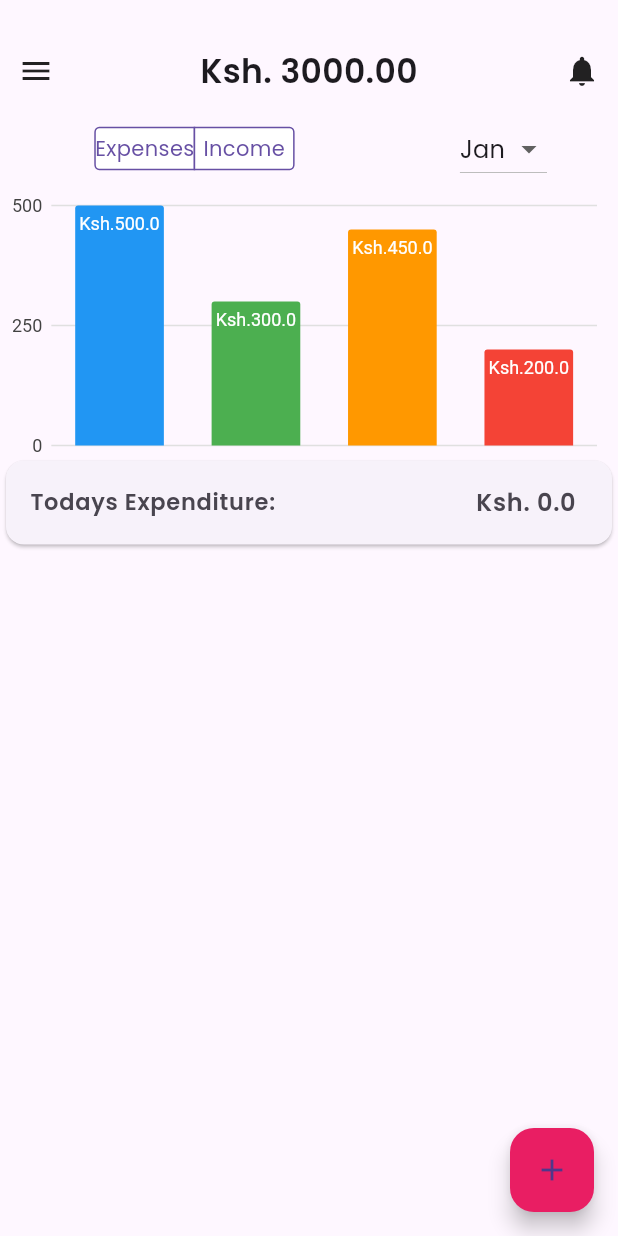
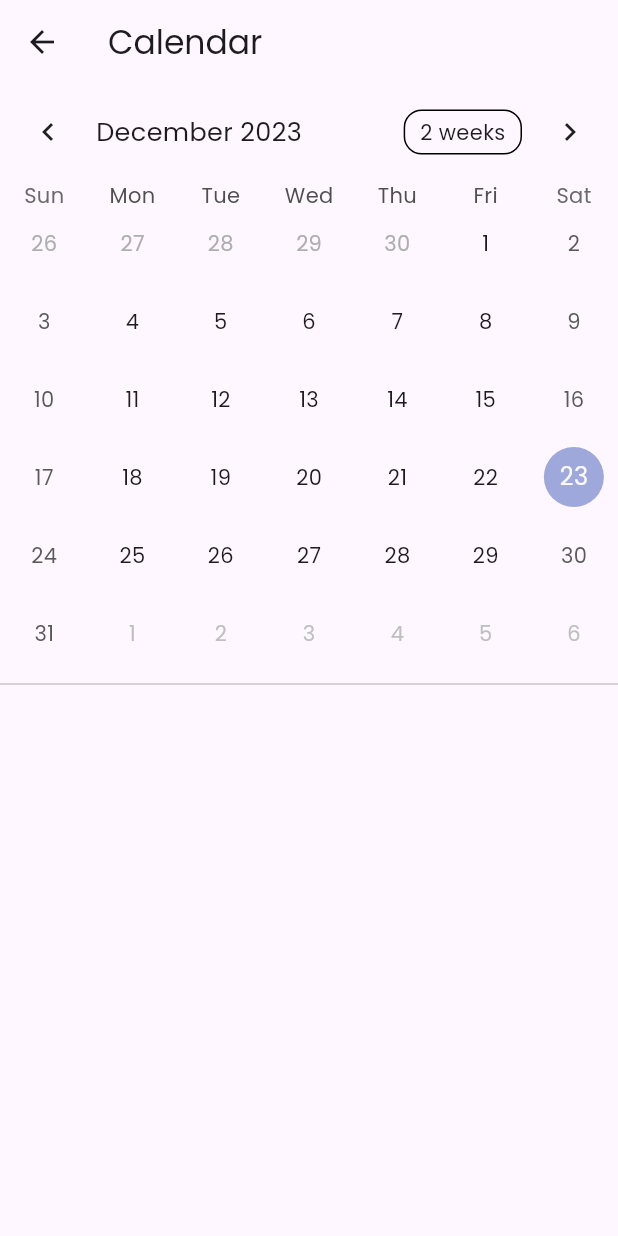
Before and after one commit to stevenjoro098/Daily-Expense, a Flutter app: the screen it shows after launch, after a tap on "Expenses", on a phone screen of 412 x 824 dp. Run offline on Flutter 3.47's test engine with Material 3 defaults, Android fonts, the light colour scheme and no system bars; drawn by our look-alikes of table_calendar; our stand-ins replace charts_flutter, sqflite, sqflite_common_ffi; missing offline and left inert: dart:ffi; accounts and stored records are empty.

Commit message:
Calendar functionality

```diff
--- /dev/null
+++ b/lib/calendar.dart
@@ -0,0 +1,75 @@
+import 'package:flutter/material.dart';
+import 'package:table_calendar/table_calendar.dart';
+import 'db.dart';
+
+class CalendarPage extends StatefulWidget {
+  const CalendarPage({super.key});
+
+  @override
+  State<CalendarPage> createState() => _CalendarPageState();
+}
+
+class _CalendarPageState extends State<CalendarPage> {
+  CalendarFormat _calendarFormat = CalendarFormat.month;
+  DateTime _focusedDay = DateTime.now();
+  DateTime? _selectedDay;
+  List<Map<String, dynamic>> dayExpenses = [];
+  DateTime now = DateTime.now();
+
+  Future<void> getDateExpenses(date) async{
+    List<Map<String, dynamic>> data = await expenseList(date);
+    print('$date - $data');
+
+  }
+
+  String extractDate(String dateTimeString){
+      DateTime dateTime = DateTime.parse(dateTimeString);
+
+      String dateOnly = "${dateTime.year}-${dateTime.month}-${dateTime.day}";
+      print("Extracted Date: $dateOnly");
+      return dateOnly;
+  }
+
+  @override
+  Widget build(BuildContext context) {
+    return Scaffold(
+      appBar: AppBar(
+        title: Text('Calendar'),
+      ),
+      body: Column(
+        mainAxisSize: MainAxisSize.min,
+        children: [
+          TableCalendar(
+            firstDay: DateTime.utc(2023, 1, 1),
+            lastDay: DateTime.utc(2023, 12, 31),
+            focusedDay: _focusedDay,
+            calendarFormat: _calendarFormat,
+            selectedDayPredicate: (day){
+              return isSameDay(_selectedDay, day);
+            },
+            onDaySelected: (selectedDay, focusedDay){
+              setState(() {
+                _selectedDay = selectedDay;
+                _focusedDay = focusedDay;
+              });
+              print(selectedDay);
+              String date = extractDate("$selectedDay");
+              getDateExpenses(date);
+            },
+            onFormatChanged: (format){
+              setState(() {
+                _calendarFormat = format;
+              });
+          },
+            onPageChanged: (focusedDay){
+
+            },
+          ),
+          const Divider(),
+
+
+        ],
+      ),
+    );
+  }
+}
--- a/lib/db.dart
+++ b/lib/db.dart
@@ -1,3 +1,4 @@
+import 'package:flutter/cupertino.dart';
 import 'package:sqflite/sqflite.dart';
 import 'package:path/path.dart';
 import 'dart:async';
@@ -47,7 +48,7 @@ class Category{
             CREATE TABLE expense(
                   id INTEGER PRIMARY KEY,
                   category TEXT,
-                  expense_amount INTEGER,
+                  expense_amount DOUBLE,
                   description TEXT,
                   expense_date DATE )
               ''');
@@ -103,8 +104,51 @@ class Category{
         WHERE expense_date='${date}'
       ''',
     );
-    double totalAmount = (result.first['total_amount'] ?? 0) as double;
-    print(result);
+    double totalAmount = (result.first['total_amount'] ?? 0.0) as double;
+    print('Todays total: $totalAmount');
     return totalAmount;
   }
-  // ********************* Filter Expenses By Date *****************************
+  // ********************* Total Month Expense Amount *****************************
+
+  Future<double> totalMonthlyExpenditure(int month) async{
+      final db = await initDatabase();
+      final List<Map<String, dynamic>> result = await db.rawQuery(
+        '''
+        SELECT strftime('%m',expense_date) AS month_number,
+            SUM(expense_amount) AS total_amount
+        FROM expense
+        WHERE strftime('%m',expense_date) = '12'  -- Replace '12' with your desired month number
+        GROUP BY strftime('%m', expense_date);
+        ''');
+      print(result.first['total_amount']);
+      double totalAmount = (result.first['total_amount'] ?? 0 ) as double;
+      return totalAmount;
+  }
+  // ************************ Category and Its total Sum ************************
+
+Future<List> categorySum() async {
+  final db = await initDatabase();
+  final List<Map<String, dynamic>> result = await db.rawQuery('''
+    SELECT category, SUM(expense_amount) AS total_amount
+    FROM expense
+    GROUP BY category;
+  ''');
+
+  // Create a set of all unique categories from the result
+  Set<String> allCategories = Set.from(result.map((item) => item['category'] as String));
+
+  // Create a map with default values of zero for all categories
+  Map<String, dynamic> categoryMap = {};
+  allCategories.forEach((category) {
+    categoryMap[category] = {'category': category, 'total_amount': 0};
+  });
+
+  // Update the map with values from the result
+  result.forEach((item) {
+    final category = item['category'] as String;
+    categoryMap[category] = item;
+  });
+
+  // Return the values as a list
+  return categoryMap.values.toList();
+}
--- a/lib/list_categorys.dart
+++ b/lib/list_categorys.dart
@@ -84,7 +84,7 @@ class _listCategoryState extends State<listCategory> {
           Divider(),
           ElevatedButton(
               onPressed: (){
-                Navigator.of(context).pop(null);
+                Navigator.of(context).pop();
               },
               child: Text('Cancel',
               style: TextStyle(
--- a/lib/main.dart
+++ b/lib/main.dart
@@ -7,6 +7,7 @@ import 'add_expenditure.dart';
 import 'package:sqflite_common_ffi/sqflite_ffi.dart';
 import 'package:sqflite/sqflite.dart';
 import 'db.dart';
+import 'calendar.dart';
 
 void main()  async {
   sqfliteFfiInit(); // Initialize sqflite_common_ffi
@@ -42,8 +43,10 @@ class HomePage extends StatefulWidget {
 
 class _HomePageState extends State<HomePage> {
   String selectedValue = 'Jan';
+
   List<Map<String, dynamic>> myData = [];
   double dailyTotal = 0.0;
+  double monthlyTotal = 0.0;
   DateTime now = DateTime.now();
 
   DateTime getTodaysDate() {
@@ -69,32 +72,54 @@ class _HomePageState extends State<HomePage> {
       });
   }
 
+  void getMonthlyTotal(){
+    totalMonthlyExpenditure(12).then((value){
+      setState(() {
+        monthlyTotal = value;
+      });
+    });
+  }
+
   @override
   void initState(){
     super.initState();
     fetchExpenseData();
     getTodayTotal();
+    getMonthlyTotal();
+    categorySum();
   }
   @override
   Widget build(BuildContext context) {
     return Scaffold(
       body: Center(
         child: Column(
+          mainAxisSize: MainAxisSize.min,
           children: [
-            const SizedBox(height: 20),
+            const SizedBox(height: 25),
             Container(
               padding: const EdgeInsets.all(12),
-              child: const Row(
+              child: Row(
                 mainAxisAlignment: MainAxisAlignment.spaceBetween,
                 children: [
-                  Icon(Icons.menu),
-                  Text('Ksh. 3000.00',
-                    style: TextStyle(
+                  const Icon(Icons.menu),
+                  Column(
+                    mainAxisSize: MainAxisSize.min,
+                    children: [
+                      Text('This Month Expenditure',
+                      style: const TextStyle(
+                        fontSize: 12,
+                        fontWeight: FontWeight.bold
+
+                      ),),
+                      Text('KSh. $monthlyTotal',
+                        style: const TextStyle(
                             fontWeight: FontWeight.bold,
                             fontSize: 22
                         ),
                       ),
-                  Icon(Icons.notifications)
+                    ],
+                  ),
+                  const Icon(Icons.notifications)
                 ],
               ),
             ),
@@ -107,9 +132,10 @@ class _HomePageState extends State<HomePage> {
                     1: Text('Income'),
                   },
                   onValueChanged: (int value) {
-                    // setState(() {
-                    //   segmentedValue = value;
-                    // });
+                    setState(() {
+                      Navigator.push(context,
+                         MaterialPageRoute(builder: (context) => const CalendarPage()),);
+                    });
                   },
                   //groupValue: segmentedValue,
                 ),
@@ -130,11 +156,10 @@ class _HomePageState extends State<HomePage> {
                 )
               ],
             ),
-            ExpenseBarChart(),
+            SizedBox(height: 5,),
+            Center(child: ExpenseBarChart()),
               Card(
-              child: Column(
-                children: [
-                  ListTile(
+              child: ListTile(
                 leading: const Text('Todays Expenditure:',
                   style: TextStyle(
                       fontWeight: FontWeight.bold,
@@ -145,13 +170,24 @@ class _HomePageState extends State<HomePage> {
                       fontWeight: FontWeight.bold,
                       fontSize: 16
                   ),),
-                  )
-                ],
               ),
                           ),
+
              Expanded(
-                child: ListView.builder(
+                child: myData.isEmpty ?
+                Container(
+                  child: Center(
+                    // Show GIF when the list is empty
+                    child: Image.asset(
+                      'assets/images/empty_list.gif',
+                      width: 300, // Adjust width as needed
+                      height: 300, // Adjust height as needed
+                    ),
+                  ),
+                )
+                :ListView.builder(
                     itemCount: myData.length,
+                    shrinkWrap: true,
                     itemBuilder: (context, index){
                       return ListTile(
                         leading: Image.asset('assets/images/spending.png'),
@@ -183,15 +219,12 @@ class _HomePageState extends State<HomePage> {
                                      child: Column(
                                        mainAxisSize: MainAxisSize.min,
                                        children: [
-                                         Text('Amount. Ksh ${myData[index]['expense_amount']}',
-                                          style: const TextStyle(
-                                            fontWeight: FontWeight.bold,
-                                            color: Colors.blue,
-                                            fontSize: 15
-                                          ),),
-                                         Text('${myData[index]['expense_date']}'),
-                                         Text('${myData[index]['description']}'),
-
+                                         ListTile(
+                                           leading: Icon(Icons.description),
+                                           title: Text(myData[index]['description']),
+                                           subtitle:Text('${myData[index]['expense_date']}'),
+                                           trailing: Text('Ksh. ${myData[index]['expense_amount']}'),
+                                         )
                                        ],
                                      ),
                                    ),
@@ -224,61 +257,64 @@ class ExpenseBarChart extends StatefulWidget {
 }
 
 class _ExpenseBarChartState extends State<ExpenseBarChart> {
-  late List<charts.Series<Expense, String>> seriesList;
+  late List<charts.Series<dynamic, String>> _seriesList=[];
 
   @override
   void initState() {
     super.initState();
-    seriesList = _createSampleData();
+    fetchDataAndSetState();
   }
 
+  List<charts.Color> colorsList = [
+    charts.MaterialPalette.blue.shadeDefault,
+    charts.MaterialPalette.red.shadeDefault,
+    charts.MaterialPalette.green.shadeDefault,
+    charts.MaterialPalette.pink.shadeDefault,
+    charts.MaterialPalette.yellow.shadeDefault
+  ];
+  Future<void> fetchDataAndSetState() async {
+    List data = await categorySum();
+    List<charts.Series<dynamic, String>> series = [
+      charts.Series(
+        id: 'Category Total',
+        data: data,
+        domainFn: (dynamic datum, _) => datum['category'] as String,
+        measureFn: (dynamic datum, _) => datum['total_amount'] as num,
+        colorFn: (dynamic datum, _){
+          int categoryIndex = data.indexWhere((element) => element['category'] == datum['category']);
+          return colorsList[categoryIndex % colorsList.length];
+        },
+        labelAccessorFn: (dynamic datum, _) => '${datum['total_amount']}',
+      ),
+    ];
+    setState(() {
+      _seriesList = series;
+    });
+  }
   @override
   Widget build(BuildContext context) {
     return SizedBox(
-      height: 180, // Adjust height as needed
+      height: 200, // Adjust height as needed
       child: charts.BarChart(
-        seriesList,
+        _seriesList,
         animate: true,
-        //vertical: false,
+        vertical: true,
         barRendererDecorator: charts.BarLabelDecorator<String>(),
-        domainAxis: const charts.OrdinalAxisSpec(
-          renderSpec: charts.NoneRenderSpec(),
-        ),
+        // domainAxis: const charts.OrdinalAxisSpec(
+        //   renderSpec: charts.NoneRenderSpec(),
+        // ),
        ),
       );
     }
-
-  List<charts.Series<Expense, String>> _createSampleData() {
-    final data = [
-      Expense('Food', 500),
-      Expense('Transportation', 300),
-      Expense('Utilities', 450),
-      Expense('Entertainment', 200),
-      // Add more items with their respective expenditures
-    ];
-
-    return [
-      charts.Series<Expense, String>(
-        id: 'Expenses',
-        domainFn: (Expense expense, _) => expense.item,
-        measureFn: (Expense expense, _) => expense.amount,
-        data: data,
-        colorFn: (_, index) => charts.ColorUtil.fromDartColor(
-          _getColor(index!),
-        ),
-        labelAccessorFn: (Expense expense, _) => 'Ksh.${expense.amount.toString()}',
-      ),
-    ];
   }
 
-  Color _getColor(int index) {
-    List<Color> colors = [
-      Colors.blue,
-      Colors.green,
-      Colors.orange,
-      Colors.red,
-      // Add more colors if needed
-    ];
-    return colors[index % colors.length];
-  }
-}
+  // Color _getColor(int index) {
+  //   List<Color> colors = [
+  //     Colors.blue,
+  //     Colors.green,
+  //     Colors.orange,
+  //     Colors.red,
+  //     // Add more colors if needed
+  //   ];
+  //   return colors[index % colors.length];
+  // }
--- a/pubspec.yaml
+++ b/pubspec.yaml
@@ -34,6 +34,7 @@ dependencies:
   sqflite_common_ffi:
   path_provider:
   sqlite3_flutter_libs:
+  table_calendar:
 
 
 
@@ -85,6 +86,7 @@ flutter:
   # example:
   assets:
     - assets/images/spending.png
+    - assets/images/empty_list.gif
   fonts:
      - family: Poppins
        fonts:
```
Also changed, not shown: assets/images/empty_list.gif (added), pubspec.lock. Lines whose indentation alone changed are shown as unchanged.
